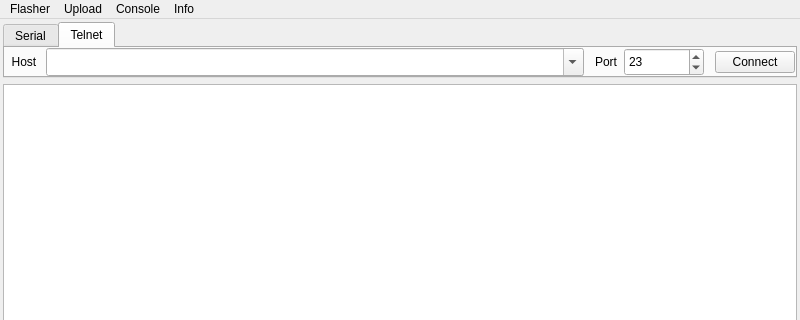
First picture: the form in tools/camflasher/camflasher.ui, repository remibert/pycameresp, before the edit; both pictures show x 0 to 800 and y 0 to 320 of the 800 by 600 pixel window.
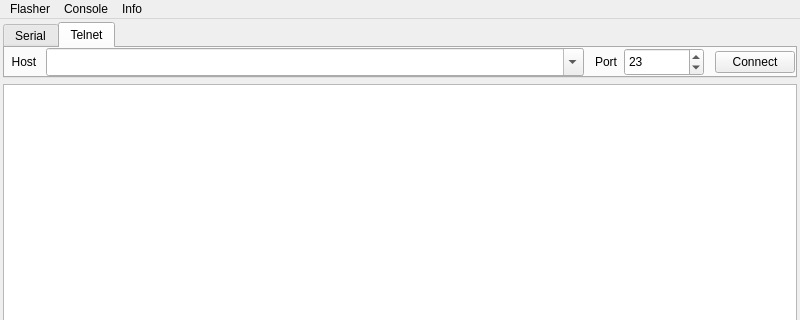
Second picture: the form after the edit. Icons and pictures are not drawn.

```diff
--- a/tools/camflasher/camflasher.ui
+++ b/tools/camflasher/camflasher.ui
@@ -409,7 +409,7 @@
      <x>0</x>
      <y>0</y>
      <width>800</width>
-     <height>24</height>
+     <height>37</height>
     </rect>
    </property>
    <widget class="QMenu" name="menu_flasher">
@@ -434,15 +434,7 @@
     </property>
     <addaction name="action_about"/>
    </widget>
-   <widget class="QMenu" name="menu_upload">
-    <property name="title">
-     <string>Upload</string>
-    </property>
-    <addaction name="action_upload_shell"/>
-    <addaction name="action_upload_server"/>
-   </widget>
    <addaction name="menu_flasher"/>
-   <addaction name="menu_upload"/>
    <addaction name="menu_console"/>
    <addaction name="menu_info"/>
   </widget>
```
